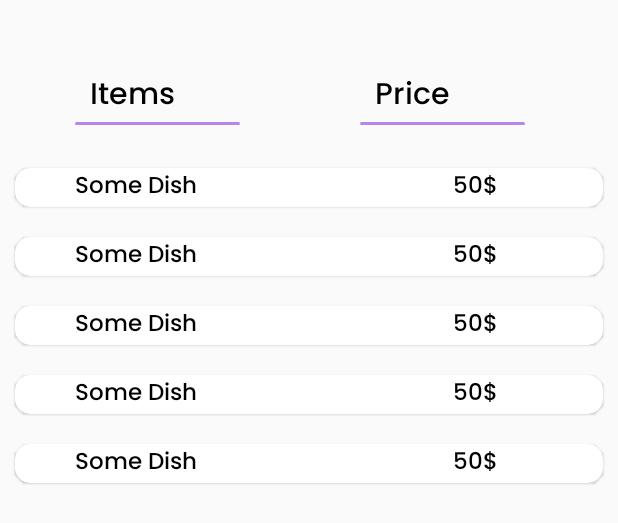
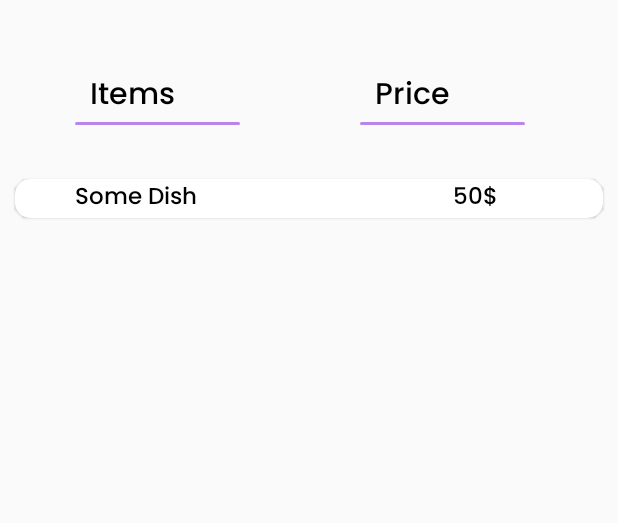
Before and after one commit to geek-lords/fine-dine-frontend, an Android app: the layout order_confirmation.xml on its own in the app's theme, with its tools: preview values and no code run, on a phone screen of 412 x 824 dp. Shown: the top 523 px of the screen. Run offline under Robolectric (Android 15) with nearby library versions, the phone set to English and light mode, and no system bars; network calls fail.

```diff
--- a/app/src/main/java/com/example/menu_card/order/activity_make_order.java
+++ b/app/src/main/java/com/example/menu_card/order/activity_make_order.java
@@ -112,6 +112,7 @@ public class activity_make_order extends AppCompatActivity {
                 cardView.setBackgroundColor(Color.WHITE);
                 cardView.setUseCompatPadding(true);
                 cardView.setForeground(Drawable.createFromPath("@drawable/ripple_effect"));
+                cardView.setClickable(true);
                 cardView.setFocusable(true);
                 cardView.setElevation(dpToPixel(1));
 
--- a/app/src/main/res/layout/order_confirmation.xml
+++ b/app/src/main/res/layout/order_confirmation.xml
@@ -107,130 +107,6 @@
 
         </com.google.android.material.card.MaterialCardView>
 
-        <com.google.android.material.card.MaterialCardView
-            android:layout_width="match_parent"
-            android:layout_height="wrap_content"
-            android:layout_margin="10dp"
-            app:cardCornerRadius="10sp">
-
-            <com.google.android.material.textview.MaterialTextView
-                android:layout_width="wrap_content"
-                android:layout_height="wrap_content"
-                android:layout_marginStart="40dp"
-                android:fontFamily="@font/poppins_medium"
-                android:text="Some Dish"
-                android:layout_marginEnd="190dp"
-                android:lineHeight="30dp"
-                android:layout_gravity="left"
-                android:textColor="@color/black"
-                android:textSize="15sp" />
-
-            <com.google.android.material.textview.MaterialTextView
-                android:layout_width="wrap_content"
-                android:layout_height="wrap_content"
-                android:layout_marginStart="40dp"
-                android:fontFamily="@font/poppins_medium"
-                android:text="50$"
-                android:lineHeight="30dp"
-                android:layout_gravity="right"
-                android:layout_marginEnd="70dp"
-                android:textColor="@color/black"
-                android:textSize="15sp" />
-
-        </com.google.android.material.card.MaterialCardView>
-        <com.google.android.material.card.MaterialCardView
-            android:layout_width="match_parent"
-            android:layout_height="wrap_content"
-            android:layout_margin="10dp"
-            app:cardCornerRadius="10sp">
-
-            <com.google.android.material.textview.MaterialTextView
-                android:layout_width="wrap_content"
-                android:layout_height="wrap_content"
-                android:layout_marginStart="40dp"
-                android:fontFamily="@font/poppins_medium"
-                android:text="Some Dish"
-                android:layout_marginEnd="190dp"
-                android:lineHeight="30dp"
-                android:layout_gravity="left"
-                android:textColor="@color/black"
-                android:textSize="15sp" />
-
-            <com.google.android.material.textview.MaterialTextView
-                android:layout_width="wrap_content"
-                android:layout_height="wrap_content"
-                android:layout_marginStart="40dp"
-                android:fontFamily="@font/poppins_medium"
-                android:text="50$"
-                android:lineHeight="30dp"
-                android:layout_gravity="right"
-                android:layout_marginEnd="70dp"
-                android:textColor="@color/black"
-                android:textSize="15sp" />
-
-        </com.google.android.material.card.MaterialCardView>
-        <com.google.android.material.card.MaterialCardView
-            android:layout_width="match_parent"
-            android:layout_height="wrap_content"
-            android:layout_margin="10dp"
-            app:cardCornerRadius="10sp">
-
-            <com.google.android.material.textview.MaterialTextView
-                android:layout_width="wrap_content"
-                android:layout_height="wrap_content"
-                android:layout_marginStart="40dp"
-                android:fontFamily="@font/poppins_medium"
-                android:text="Some Dish"
-                android:layout_marginEnd="190dp"
-                android:lineHeight="30dp"
-                android:layout_gravity="left"
-                android:textColor="@color/black"
-                android:textSize="15sp" />
-
-            <com.google.android.material.textview.MaterialTextView
-                android:layout_width="wrap_content"
-                android:layout_height="wrap_content"
-                android:layout_marginStart="40dp"
-                android:fontFamily="@font/poppins_medium"
-                android:text="50$"
-                android:lineHeight="30dp"
-                android:layout_gravity="right"
-                android:layout_marginEnd="70dp"
-                android:textColor="@color/black"
-                android:textSize="15sp" />
-
-        </com.google.android.material.card.MaterialCardView>
-        <com.google.android.material.card.MaterialCardView
-            android:layout_width="match_parent"
-            android:layout_height="wrap_content"
-            android:layout_margin="10dp"
-            app:cardCornerRadius="10sp">
-
-            <com.google.android.material.textview.MaterialTextView
-                android:layout_width="wrap_content"
-                android:layout_height="wrap_content"
-                android:layout_marginStart="40dp"
-                android:fontFamily="@font/poppins_medium"
-                android:text="Some Dish"
-                android:layout_marginEnd="190dp"
-                android:lineHeight="30dp"
-                android:layout_gravity="left"
-                android:textColor="@color/black"
-                android:textSize="15sp" />
-
-            <com.google.android.material.textview.MaterialTextView
-                android:layout_width="wrap_content"
-                android:layout_height="wrap_content"
-                android:layout_marginStart="40dp"
-                android:fontFamily="@font/poppins_medium"
-                android:text="50$"
-                android:lineHeight="30dp"
-                android:layout_gravity="right"
-                android:layout_marginEnd="70dp"
-                android:textColor="@color/black"
-                android:textSize="15sp" />
-
-        </com.google.android.material.card.MaterialCardView>
 
     </androidx.appcompat.widget.LinearLayoutCompat>
 </androidx.constraintlayout.widget.ConstraintLayout>
```
